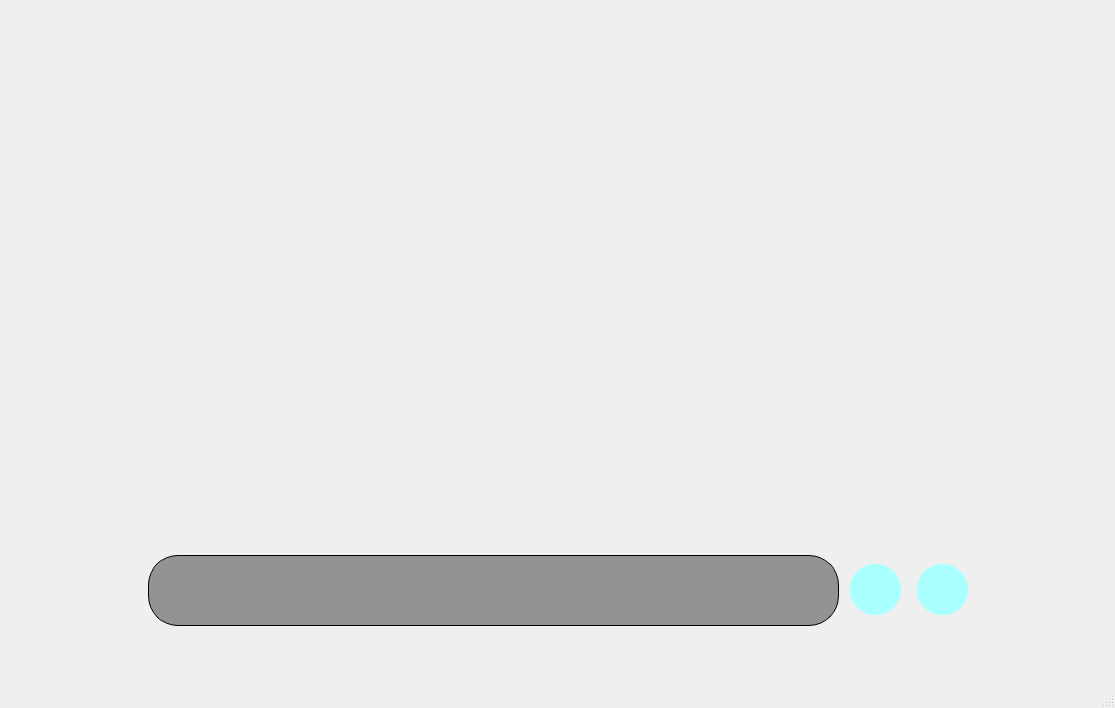
Qt form main_interface.ui (Harsh011000/Project-KCLERY) before a commit.
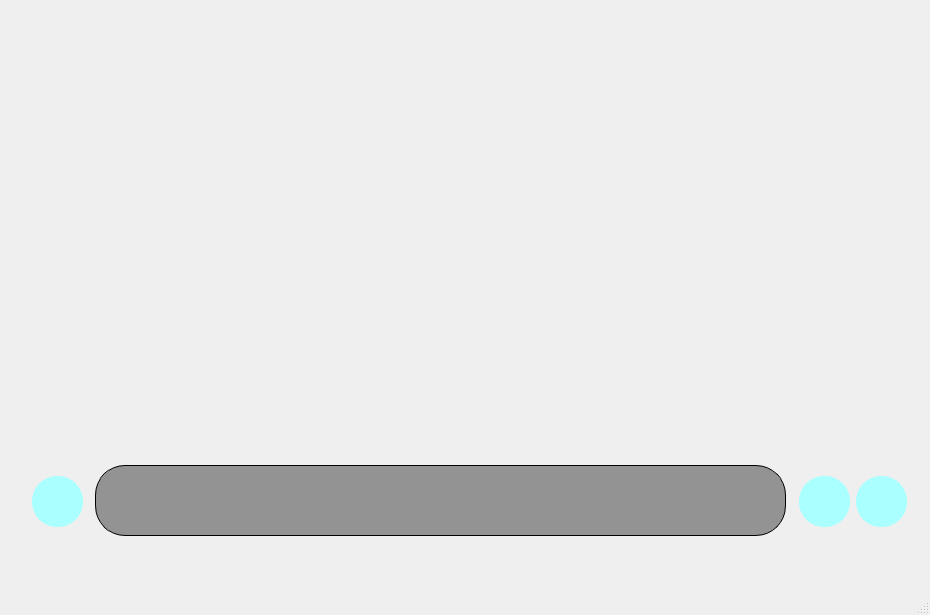
The same form after that commit. Icons and pictures are not drawn.

Commit message:
Added music search button in ui
added music search button in ui
made the main window smaller in size
cleaned the code

```diff
--- a/main_interface.ui
+++ b/main_interface.ui
@@ -6,8 +6,8 @@
    <rect>
     <x>0</x>
     <y>0</y>
-    <width>1115</width>
-    <height>708</height>
+    <width>930</width>
+    <height>615</height>
    </rect>
   </property>
   <property name="sizePolicy">
@@ -18,14 +18,14 @@
   </property>
   <property name="minimumSize">
    <size>
-    <width>1115</width>
-    <height>708</height>
+    <width>930</width>
+    <height>615</height>
    </size>
   </property>
   <property name="maximumSize">
    <size>
-    <width>1115</width>
-    <height>708</height>
+    <width>930</width>
+    <height>615</height>
    </size>
   </property>
   <property name="sizeIncrement">
@@ -60,8 +60,8 @@
    <widget class="QPushButton" name="mic_button">
     <property name="geometry">
      <rect>
-      <x>850</x>
-      <y>564</y>
+      <x>799</x>
+      <y>476</y>
       <width>51</width>
       <height>51</height>
      </rect>
@@ -98,18 +98,12 @@
    <widget class="QScrollArea" name="scrollArea">
     <property name="geometry">
      <rect>
-      <x>140</x>
-      <y>30</y>
+      <x>90</x>
+      <y>20</y>
       <width>711</width>
-      <height>511</height>
+      <height>421</height>
      </rect>
     </property>
-    <property name="minimumSize">
-     <size>
-      <width>711</width>
-      <height>511</height>
-     </size>
-    </property>
     <property name="layoutDirection">
      <enum>Qt::LeftToRight</enum>
     </property>
@@ -199,7 +193,7 @@
        <x>0</x>
        <y>0</y>
        <width>711</width>
-       <height>511</height>
+       <height>421</height>
       </rect>
      </property>
      <property name="styleSheet">
@@ -232,8 +226,8 @@
    <widget class="QTextEdit" name="textEdit">
     <property name="geometry">
      <rect>
-      <x>143</x>
-      <y>550</y>
+      <x>90</x>
+      <y>460</y>
       <width>701</width>
       <height>81</height>
      </rect>
@@ -330,8 +324,8 @@
    <widget class="QPushButton" name="enter_button">
     <property name="geometry">
      <rect>
-      <x>917</x>
-      <y>564</y>
+      <x>856</x>
+      <y>476</y>
       <width>51</width>
       <height>51</height>
      </rect>
@@ -368,6 +362,35 @@
      <bool>false</bool>
     </property>
    </widget>
+   <widget class="QPushButton" name="music_button">
+    <property name="geometry">
+     <rect>
+      <x>32</x>
+      <y>476</y>
+      <width>51</width>
+      <height>51</height>
+     </rect>
+    </property>
+    <property name="styleSheet">
+     <string notr="true">QPushButton {
+    border-radius: 25px; 
+	background-color:rgb(170, 255, 255)
+}
+QPushButton:hover {
+    background-color: #0056b3; /* Hover background color */
+}</string>
+    </property>
+    <property name="icon">
+     <iconset resource="UI_elements.qrc">
+      <normaloff>:/icons/music.png</normaloff>:/icons/music.png</iconset>
+    </property>
+    <property name="iconSize">
+     <size>
+      <width>50</width>
+      <height>50</height>
+     </size>
+    </property>
+   </widget>
   </widget>
   <widget class="QMenuBar" name="menubar">
    <property name="geometry">
```
Left out of the diff: 2 changed lines with no effect on the pictures. The commit also changes 12 other files.
